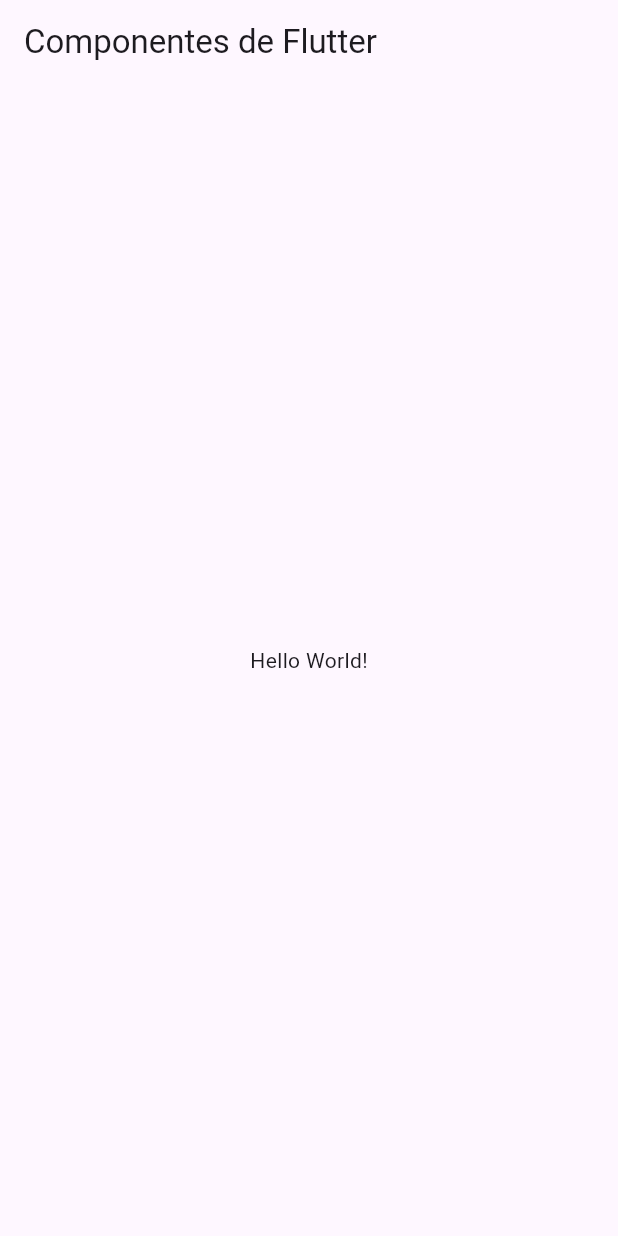
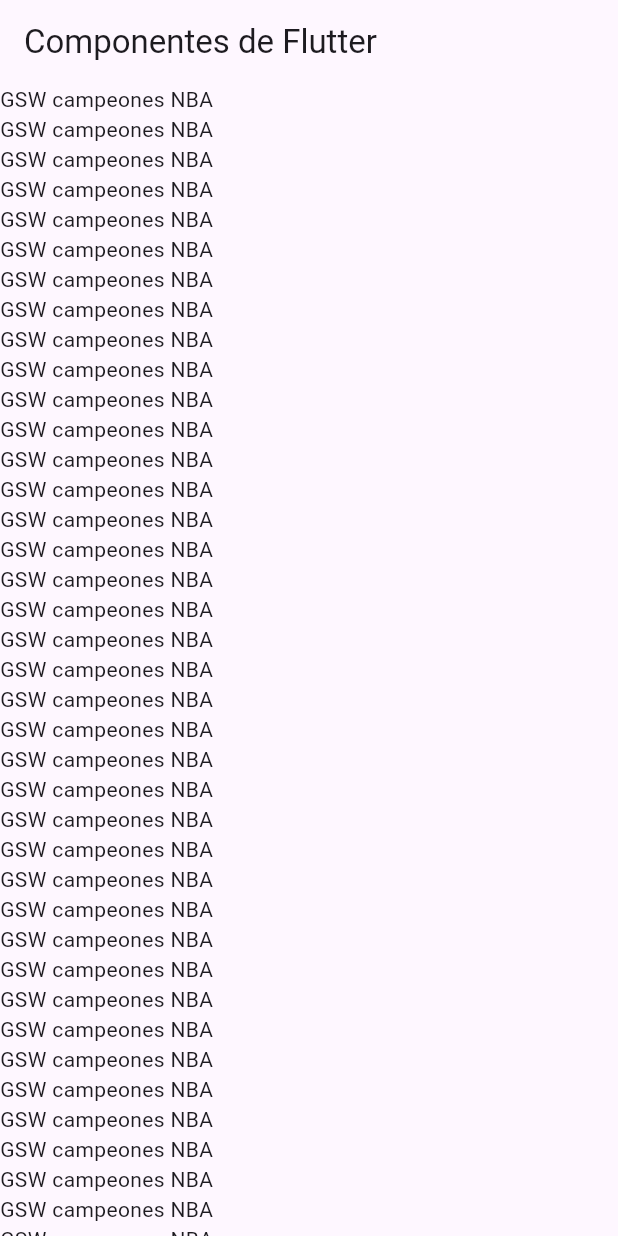
Before and after one commit to Lawitadelimon/componentes_flutter, a Flutter app: the screen it shows after launch, on a phone screen of 412 x 824 dp. Run offline on Flutter 3.47's test engine with Material 3 defaults, Android fonts, the phone set to English and light mode, and no system bars.

Commit message:
Adding the ListView to the HomeScreen

```diff
--- a/lib/home_screen.dart
+++ b/lib/home_screen.dart
@@ -9,8 +9,58 @@ class HomeScreen extends StatelessWidget {
         appBar: AppBar(
           title: const Text('Componentes de Flutter'),
         ),
-        body: const Center(
-          child: Text('Hello World!'),
+        body: ListView(
+          children: const [
+            Text('GSW campeones NBA'),
+            Text('GSW campeones NBA'),
+            Text('GSW campeones NBA'),
+            Text('GSW campeones NBA'),
+            Text('GSW campeones NBA'),
+            Text('GSW campeones NBA'),
+            Text('GSW campeones NBA'),
+            Text('GSW campeones NBA'),
+            Text('GSW campeones NBA'),
+            Text('GSW campeones NBA'),
+            Text('GSW campeones NBA'),
+            Text('GSW campeones NBA'),
+            Text('GSW campeones NBA'),
+            Text('GSW campeones NBA'),
+            Text('GSW campeones NBA'),
+            Text('GSW campeones NBA'),
+            Text('GSW campeones NBA'),
+            Text('GSW campeones NBA'),
+            Text('GSW campeones NBA'),
+            Text('GSW campeones NBA'),
+            Text('GSW campeones NBA'),
+            Text('GSW campeones NBA'),
+            Text('GSW campeones NBA'),
+            Text('GSW campeones NBA'),
+            Text('GSW campeones NBA'),
+            Text('GSW campeones NBA'),
+            Text('GSW campeones NBA'),
+            Text('GSW campeones NBA'),
+            Text('GSW campeones NBA'),
+            Text('GSW campeones NBA'),
+            Text('GSW campeones NBA'),
+            Text('GSW campeones NBA'),
+            Text('GSW campeones NBA'),
+            Text('GSW campeones NBA'),
+            Text('GSW campeones NBA'),
+            Text('GSW campeones NBA'),
+            Text('GSW campeones NBA'),
+            Text('GSW campeones NBA'),
+            Text('GSW campeones NBA'),
+            Text('GSW campeones NBA'),
+            Text('GSW campeones NBA'),
+            Text('GSW campeones NBA'),
+            Text('GSW campeones NBA'),
+            Text('GSW campeones NBA'),
+            Text('GSW campeones NBA'),
+            Text('GSW campeones NBA'),
+            Text('GSW campeones NBA'),
+            Text('GSW campeones NBA'),
+            Text('GSW campeones NBA'),
+          ]
         ),
       );
   }
--- a/lib/main_app.dart
+++ b/lib/main_app.dart
@@ -9,6 +9,7 @@ class MainApp extends StatelessWidget {
   @override
   Widget build(BuildContext context) {
     return const MaterialApp(
+      debugShowCheckedModeBanner: false,
       home: HomeScreen(),
     );
   }
```
